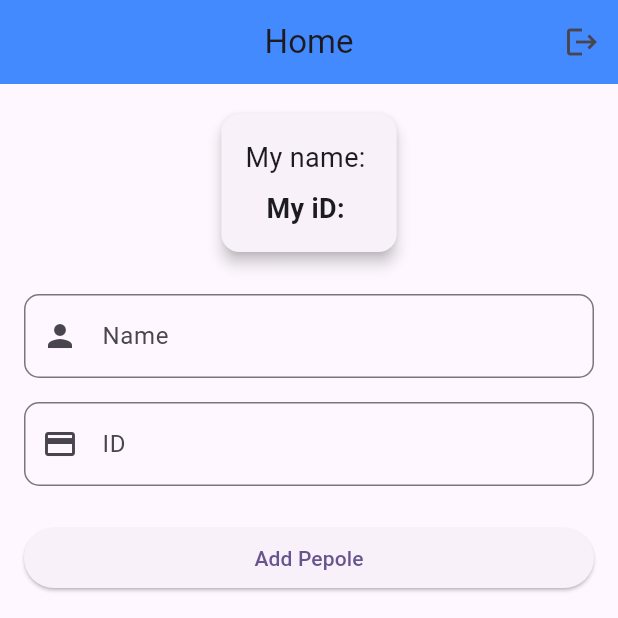
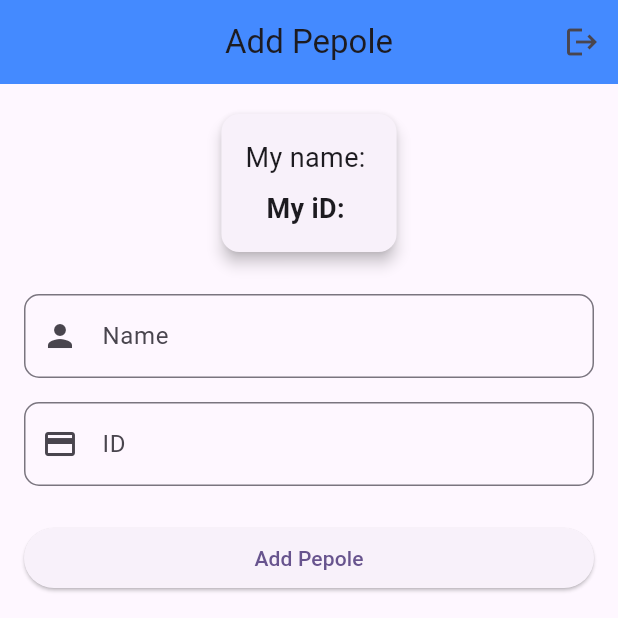
Before and after one commit to Dev-Fady/alw_alw, a Flutter app: the AddPepoleView screen opened directly, on a phone screen of 412 x 824 dp, the top half of it. Run offline on Flutter 3.47's test engine with Material 3 defaults, Android fonts, the light colour scheme and no system bars; our stand-ins replace bloc, cloud_firestore, dartz, firebase_core, flutter_bloc, shared_preferences; missing offline and left inert: zego_uikit_prebuilt_call, zego_uikit_signaling_plugin; accounts and stored records are empty.

Commit message:
update title in AddPepoleView to reflect user data addition

```diff
--- a/lib/features/add_pepole/presentation/view/add_pepole_view.dart
+++ b/lib/features/add_pepole/presentation/view/add_pepole_view.dart
@@ -36,7 +36,7 @@ class _AddPepoleViewState extends State<AddPepoleView> {
   Widget build(BuildContext context) {
     return Scaffold(
       appBar: AppBar(
-        title: const Text('Home'),
+        title: const Text('Add Pepole'),
         centerTitle: true,
         backgroundColor: Colors.blueAccent,
         actions: [
```
